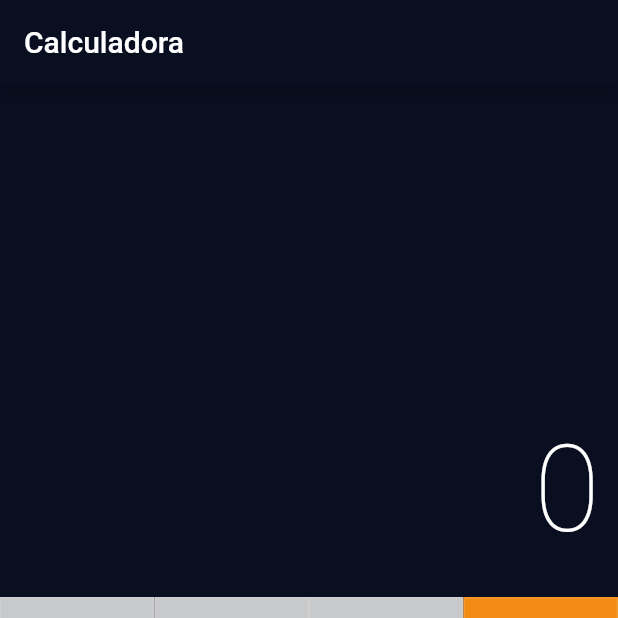
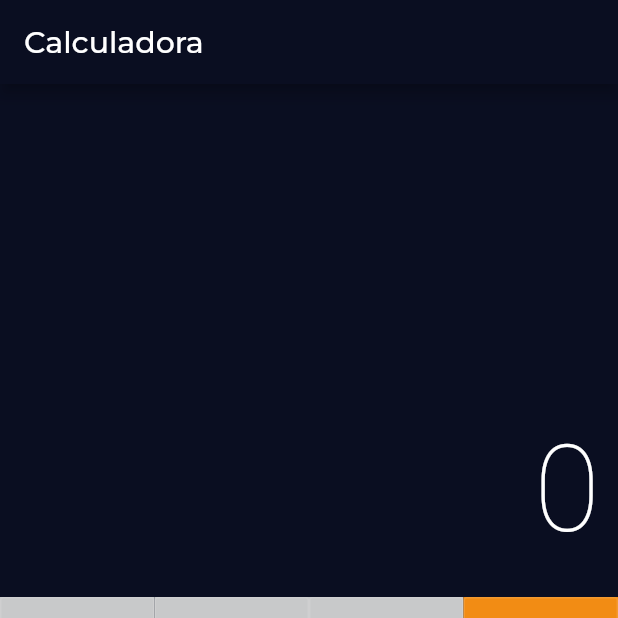
Before and after one commit to iury0393/flutter-calculator, a Flutter app: the screen it shows after launch, on a phone screen of 412 x 824 dp, the top half of it. Run offline on Flutter 3.47's test engine with Material 2 defaults, Android fonts, the phone set to English and light mode, and no system bars; our stand-ins replace google_fonts.

Commit message:
Adição do Google Fonts

```diff
--- a/lib/calculator_input.dart
+++ b/lib/calculator_input.dart
@@ -1,17 +1,6 @@
 import 'package:flutter/material.dart';
+import 'package:google_fonts/google_fonts.dart';
 import 'build_button.dart';
-import 'constants.dart';
-import 'constants.dart';
-import 'constants.dart';
-import 'constants.dart';
-import 'constants.dart';
-import 'constants.dart';
-import 'constants.dart';
-import 'constants.dart';
-import 'constants.dart';
-import 'constants.dart';
-import 'constants.dart';
-import 'constants.dart';
 import 'constants.dart';
 
 class CalculatorInput extends StatefulWidget {
@@ -30,7 +19,10 @@ class _CalculatorInputState extends State<CalculatorInput> {
   Widget build(BuildContext context) {
     return Scaffold(
       appBar: AppBar(
-        title: Text('Calculadora'),
+        title: Text(
+          'Calculadora',
+          style: GoogleFonts.montserrat(),
+        ),
       ),
       body: Container(
         child: Column(
--- a/pubspec.yaml
+++ b/pubspec.yaml
@@ -11,6 +11,7 @@ dependencies:
     sdk: flutter
 
   cupertino_icons: ^0.1.2
+  google_fonts: ^0.3.10
 
 dev_dependencies:
   flutter_test:
```
Also changed, not shown: 9 other files.
